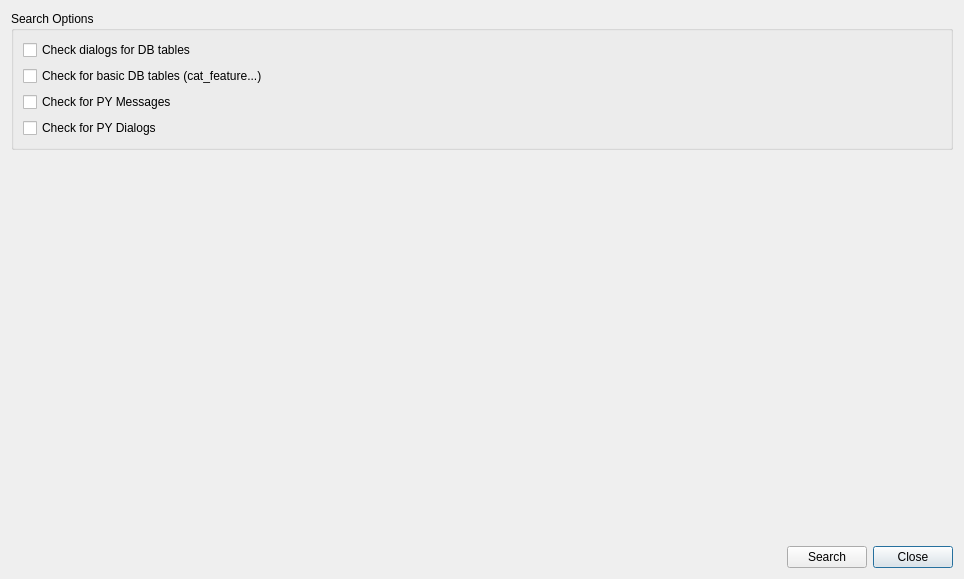
Before: the Qt Designer form core/ui/admin/admin_i18n_manager.ui in ibergis/ibergis_qgis_plugin, drawn with Qt 5.
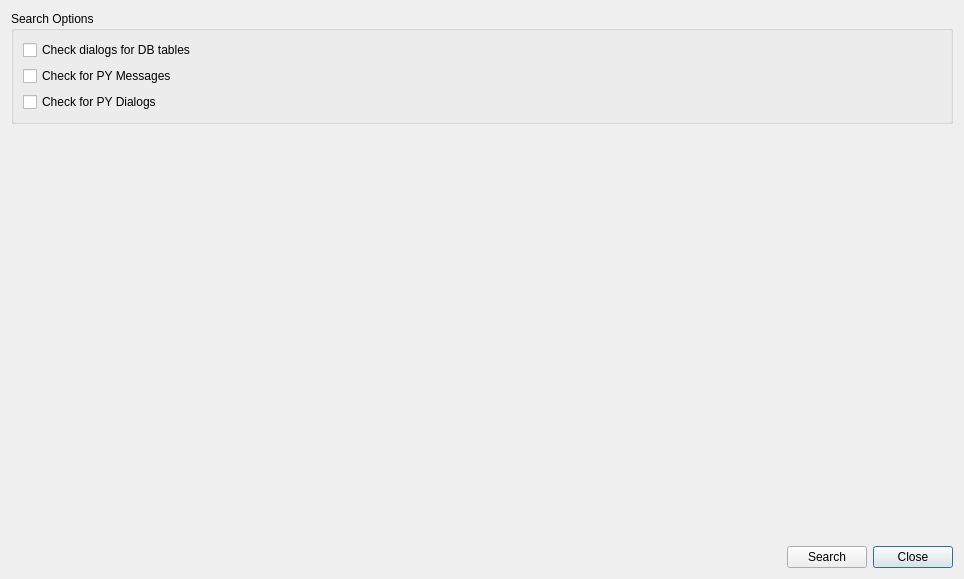
After: the same form once the commit is applied.

```diff
--- a/core/ui/admin/admin_i18n_manager.ui
+++ b/core/ui/admin/admin_i18n_manager.ui
@@ -39,13 +39,6 @@
         </property>
        </widget>
       </item>
-      <item>
-       <widget class="QCheckBox" name="chk_for_su_tables">
-        <property name="text">
-         <string>Check for basic DB tables (cat_feature...)</string>
-        </property>
-       </widget>
-      </item>
       <item>
        <widget class="QCheckBox" name="chk_py_messages">
         <property name="text">
```
